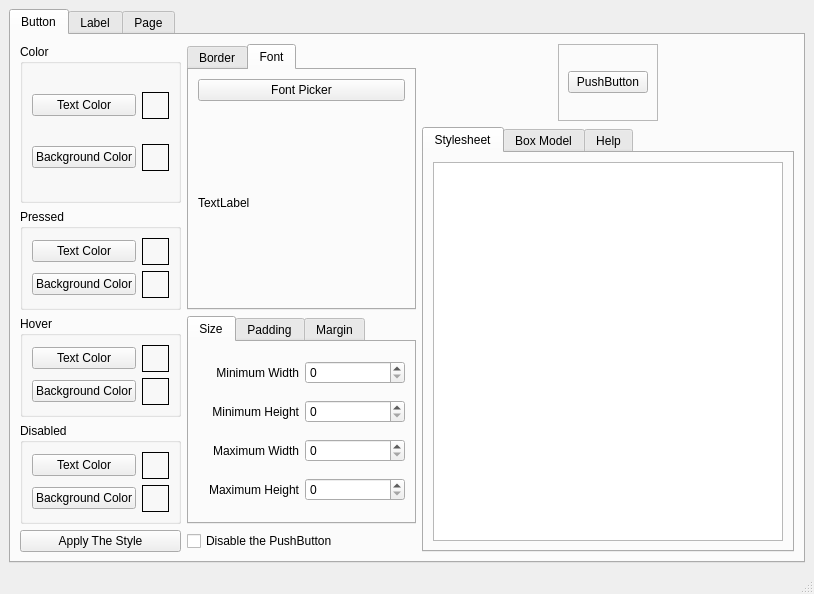
This is flexgui/src/flexqss.ui in jethornton/flexgui as Qt 5 draws it before an edit. The edited form follows.
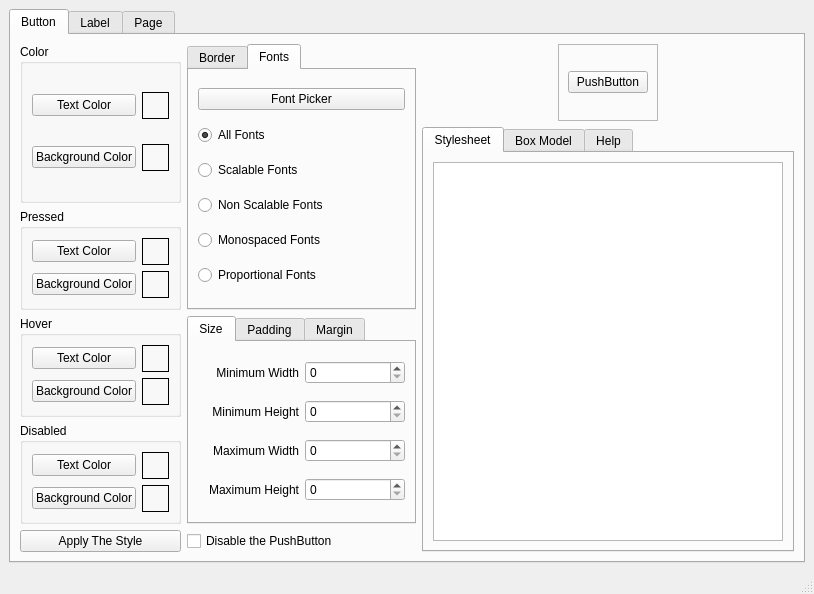
This is the edited form. The open tabs and pages were chosen to show the change.

Commit message: add font dialog

Patch:
```diff
--- a/flexgui/src/flexqss.ui
+++ b/flexgui/src/flexqss.ui
@@ -874,7 +874,7 @@
           </widget>
           <widget class="QWidget" name="tab_6">
            <attribute name="title">
-            <string>Font</string>
+            <string>Fonts</string>
            </attribute>
            <layout class="QVBoxLayout" name="verticalLayout_5">
             <item>
@@ -885,9 +885,40 @@
              </widget>
             </item>
             <item>
-             <widget class="QLabel" name="label_18">
+             <widget class="QRadioButton" name="pb_all_fonts">
               <property name="text">
-               <string>TextLabel</string>
+               <string>All Fonts</string>
+              </property>
+              <property name="checked">
+               <bool>true</bool>
+              </property>
+             </widget>
+            </item>
+            <item>
+             <widget class="QRadioButton" name="pb_scaleable_fonts">
+              <property name="text">
+               <string>Scalable Fonts</string>
+              </property>
+             </widget>
+            </item>
+            <item>
+             <widget class="QRadioButton" name="pb_non_scaleable_fonts">
+              <property name="text">
+               <string>Non Scalable Fonts</string>
+              </property>
+             </widget>
+            </item>
+            <item>
+             <widget class="QRadioButton" name="pb_monospaced_fonts">
+              <property name="text">
+               <string>Monospaced Fonts</string>
+              </property>
+             </widget>
+            </item>
+            <item>
+             <widget class="QRadioButton" name="pb_proportional_fonts">
+              <property name="text">
+               <string>Proportional Fonts</string>
               </property>
              </widget>
             </item>
```
The commit also changes 1 other file.
